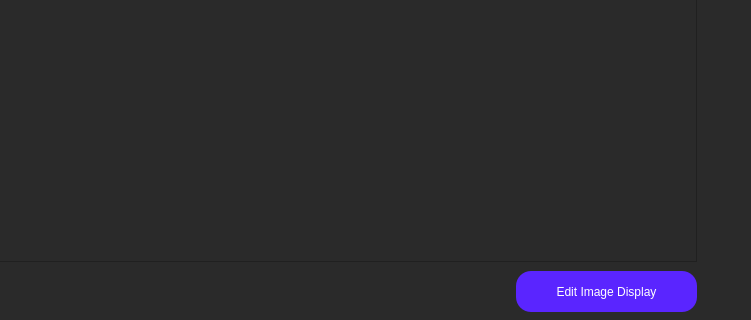
Above: UtcTool2d/roiSelection.ui from davidspector67/QusTools before the change; both pictures show x 424 to 1175 and y 429 to 749 of the 1175 by 749 pixel window. Below: the same form after it.
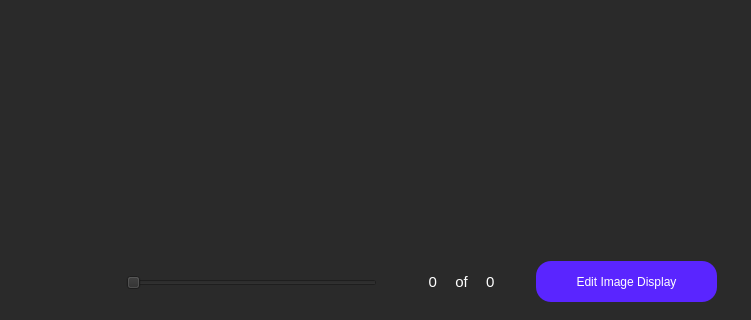
That is the form after the change.

Diff of the .ui file:
```diff
--- a/UtcTool2d/roiSelection.ui
+++ b/UtcTool2d/roiSelection.ui
@@ -50,22 +50,6 @@
     <bool>true</bool>
    </property>
   </widget>
-  <widget class="QFrame" name="imDisplayFrame">
-   <property name="geometry">
-    <rect>
-     <x>400</x>
-     <y>190</y>
-     <width>721</width>
-     <height>501</height>
-    </rect>
-   </property>
-   <property name="frameShape">
-    <enum>QFrame::StyledPanel</enum>
-   </property>
-   <property name="frameShadow">
-    <enum>QFrame::Raised</enum>
-   </property>
-  </widget>
   <widget class="QPushButton" name="drawRoiButton">
    <property name="geometry">
     <rect>
@@ -502,8 +486,8 @@
   <widget class="QPushButton" name="editImageDisplayButton">
    <property name="geometry">
     <rect>
-     <x>940</x>
-     <y>700</y>
+     <x>960</x>
+     <y>690</y>
      <width>181</width>
      <height>41</height>
     </rect>
@@ -589,6 +573,164 @@
     <string>Back</string>
    </property>
   </widget>
+  <widget class="QSlider" name="curFrameSlider">
+   <property name="geometry">
+    <rect>
+     <x>550</x>
+     <y>691</y>
+     <width>251</width>
+     <height>41</height>
+    </rect>
+   </property>
+   <property name="orientation">
+    <enum>Qt::Horizontal</enum>
+   </property>
+  </widget>
+  <widget class="QLabel" name="curFrameLabel">
+   <property name="geometry">
+    <rect>
+     <x>810</x>
+     <y>695</y>
+     <width>51</width>
+     <height>31</height>
+    </rect>
+   </property>
+   <property name="styleSheet">
+    <string notr="true">QLabel {
+	font-size: 15px;
+	color: rgb(255, 255, 255);
+	background-color: rgba(255, 255, 255, 0);
+}</string>
+   </property>
+   <property name="text">
+    <string>0</string>
+   </property>
+   <property name="textFormat">
+    <enum>Qt::AutoText</enum>
+   </property>
+   <property name="scaledContents">
+    <bool>false</bool>
+   </property>
+   <property name="alignment">
+    <set>Qt::AlignRight|Qt::AlignTrailing|Qt::AlignVCenter</set>
+   </property>
+   <property name="wordWrap">
+    <bool>true</bool>
+   </property>
+  </widget>
+  <widget class="QLabel" name="ofFramesLabel">
+   <property name="geometry">
+    <rect>
+     <x>860</x>
+     <y>695</y>
+     <width>51</width>
+     <height>31</height>
+    </rect>
+   </property>
+   <property name="styleSheet">
+    <string notr="true">QLabel {
+	font-size: 15px;
+	color: rgb(255, 255, 255);
+	background-color: rgba(255, 255, 255, 0);
+}</string>
+   </property>
+   <property name="text">
+    <string>of</string>
+   </property>
+   <property name="textFormat">
+    <enum>Qt::AutoText</enum>
+   </property>
+   <property name="scaledContents">
+    <bool>false</bool>
+   </property>
+   <property name="alignment">
+    <set>Qt::AlignCenter</set>
+   </property>
+   <property name="wordWrap">
+    <bool>true</bool>
+   </property>
+  </widget>
+  <widget class="QLabel" name="totalFramesLabel">
+   <property name="geometry">
+    <rect>
+     <x>910</x>
+     <y>695</y>
+     <width>51</width>
+     <height>31</height>
+    </rect>
+   </property>
+   <property name="styleSheet">
+    <string notr="true">QLabel {
+	font-size: 15px;
+	color: rgb(255, 255, 255);
+	background-color: rgba(255, 255, 255, 0);
+}</string>
+   </property>
+   <property name="text">
+    <string>0</string>
+   </property>
+   <property name="textFormat">
+    <enum>Qt::AutoText</enum>
+   </property>
+   <property name="scaledContents">
+    <bool>false</bool>
+   </property>
+   <property name="alignment">
+    <set>Qt::AlignLeading|Qt::AlignLeft|Qt::AlignVCenter</set>
+   </property>
+   <property name="wordWrap">
+    <bool>true</bool>
+   </property>
+  </widget>
+  <widget class="QLabel" name="imDisplayFrame">
+   <property name="geometry">
+    <rect>
+     <x>400</x>
+     <y>170</y>
+     <width>721</width>
+     <height>501</height>
+    </rect>
+   </property>
+   <property name="text">
+    <string/>
+   </property>
+  </widget>
+  <widget class="QLabel" name="imMaskFrame">
+   <property name="geometry">
+    <rect>
+     <x>400</x>
+     <y>170</y>
+     <width>721</width>
+     <height>501</height>
+    </rect>
+   </property>
+   <property name="styleSheet">
+    <string notr="true">QLabel {
+	background-color: transparent;
+}</string>
+   </property>
+   <property name="text">
+    <string/>
+   </property>
+  </widget>
+  <widget class="QLabel" name="imCoverFrame">
+   <property name="geometry">
+    <rect>
+     <x>400</x>
+     <y>170</y>
+     <width>721</width>
+     <height>501</height>
+    </rect>
+   </property>
+   <property name="styleSheet">
+    <string notr="true">QLabel {
+	background-color: transparent;
+}</string>
+   </property>
+   <property name="text">
+    <string/>
+   </property>
+  </widget>
  </widget>
  <resources/>
  <connections/>
```
